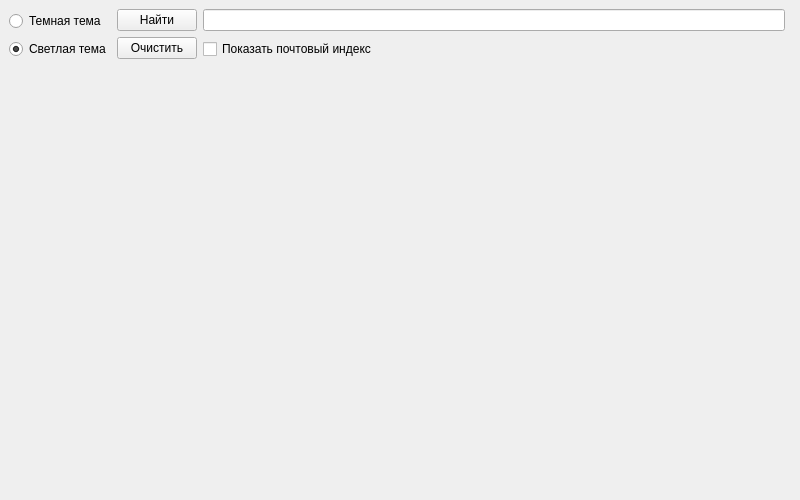
Qt form untitled.ui (joer0k/yandex_maps) before a commit.
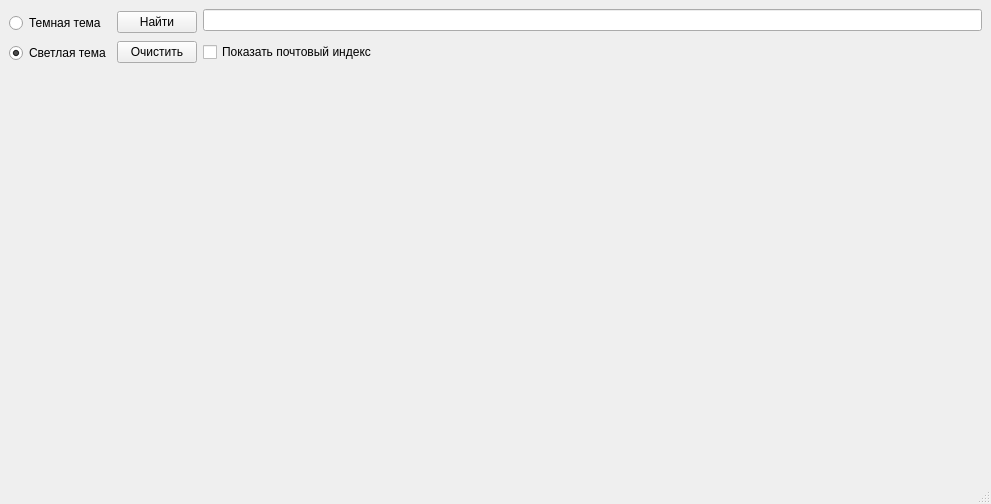
The same form after that commit.

Commit message: Большая задача по Maps API. Часть №11

```diff
--- a/untitled.ui
+++ b/untitled.ui
@@ -15,19 +15,48 @@
   </property>
   <widget class="QWidget" name="centralwidget">
    <layout class="QGridLayout" name="gridLayout">
-    <item row="4" column="0" rowspan="7" colspan="2">
+    <item row="12" column="0">
+     <layout class="QHBoxLayout" name="horizontalLayout_3">
+      <item>
+       <spacer name="horizontalSpacer">
+        <property name="orientation">
+         <enum>Qt::Horizontal</enum>
+        </property>
+        <property name="sizeHint" stdset="0">
+         <size>
+          <width>40</width>
+          <height>20</height>
+         </size>
+        </property>
+       </spacer>
+      </item>
+      <item>
      <widget class="QLabel" name="label">
+        <property name="minimumSize">
+         <size>
+          <width>600</width>
+          <height>400</height>
+         </size>
+        </property>
       <property name="text">
        <string/>
       </property>
      </widget>
     </item>
-    <item row="11" column="0">
-     <widget class="QLabel" name="label_error">
-      <property name="text">
-       <string/>
-      </property>
-     </widget>
+      <item>
+       <spacer name="horizontalSpacer_2">
+        <property name="orientation">
+         <enum>Qt::Horizontal</enum>
+        </property>
+        <property name="sizeHint" stdset="0">
+         <size>
+          <width>40</width>
+          <height>20</height>
+         </size>
+        </property>
+       </spacer>
+      </item>
+     </layout>
     </item>
     <item row="0" column="0">
      <layout class="QHBoxLayout" name="horizontalLayout">
@@ -93,6 +122,12 @@
           </item>
           <item>
            <widget class="QLabel" name="label_result">
+            <property name="minimumSize">
+             <size>
+              <width>599</width>
+              <height>30</height>
+             </size>
+            </property>
             <property name="text">
              <string/>
             </property>
@@ -106,6 +141,7 @@
     </item>
    </layout>
   </widget>
+  <widget class="QStatusBar" name="statusBar"/>
  </widget>
  <resources/>
  <connections/>
```
Lines whose indentation alone changed are shown as unchanged. The commit also changes 1 other file.
